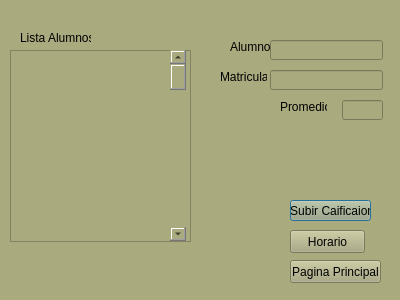
TellaCampos/proyecto-escuela, file alumnos.ui: the form before one commit.
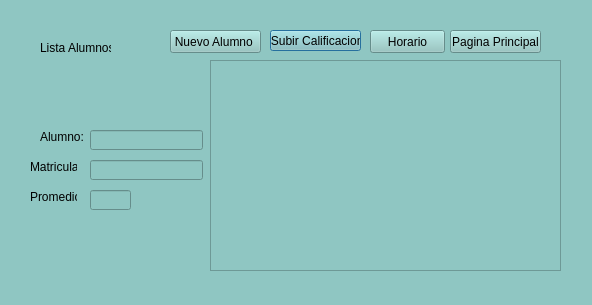
The form after the commit.

What changed in the file:
```diff
--- a/alumnos.ui
+++ b/alumnos.ui
@@ -6,21 +6,21 @@
    <rect>
     <x>0</x>
     <y>0</y>
-    <width>400</width>
-    <height>300</height>
+    <width>592</width>
+    <height>305</height>
    </rect>
   </property>
   <property name="windowTitle">
    <string>Dialog</string>
   </property>
   <property name="styleSheet">
-   <string notr="true">background-color: rgb(170, 170, 127);</string>
+   <string notr="true">background-color: rgb(143, 198, 194);</string>
   </property>
   <widget class="QLabel" name="label">
    <property name="geometry">
     <rect>
-     <x>230</x>
-     <y>40</y>
+     <x>40</x>
+     <y>130</y>
      <width>47</width>
      <height>13</height>
     </rect>
@@ -32,8 +32,8 @@
   <widget class="QLabel" name="label_2">
    <property name="geometry">
     <rect>
-     <x>220</x>
-     <y>70</y>
+     <x>30</x>
+     <y>160</y>
      <width>47</width>
      <height>13</height>
     </rect>
@@ -45,8 +45,8 @@
   <widget class="QLineEdit" name="lineEdit">
    <property name="geometry">
     <rect>
-     <x>270</x>
-     <y>40</y>
+     <x>90</x>
+     <y>130</y>
      <width>113</width>
      <height>20</height>
     </rect>
@@ -55,8 +55,8 @@
   <widget class="QLineEdit" name="lineEdit_2">
    <property name="geometry">
     <rect>
-     <x>270</x>
-     <y>70</y>
+     <x>90</x>
+     <y>160</y>
      <width>113</width>
      <height>20</height>
     </rect>
@@ -65,8 +65,8 @@
   <widget class="QLabel" name="label_3">
    <property name="geometry">
     <rect>
-     <x>280</x>
-     <y>100</y>
+     <x>30</x>
+     <y>190</y>
      <width>47</width>
      <height>13</height>
     </rect>
@@ -78,8 +78,8 @@
   <widget class="QLineEdit" name="lineEdit_3">
    <property name="geometry">
     <rect>
-     <x>342</x>
-     <y>100</y>
+     <x>90</x>
+     <y>190</y>
      <width>41</width>
      <height>20</height>
     </rect>
@@ -88,8 +88,8 @@
   <widget class="QLabel" name="label_4">
    <property name="geometry">
     <rect>
-     <x>20</x>
-     <y>30</y>
+     <x>40</x>
+     <y>40</y>
      <width>71</width>
      <height>16</height>
     </rect>
@@ -98,47 +98,24 @@
     <string>Lista Alumnos</string>
    </property>
   </widget>
-  <widget class="QListWidget" name="listWidget">
-   <property name="geometry">
-    <rect>
-     <x>10</x>
-     <y>50</y>
-     <width>181</width>
-     <height>192</height>
-    </rect>
-   </property>
-  </widget>
-  <widget class="QScrollBar" name="verticalScrollBar">
-   <property name="geometry">
-    <rect>
-     <x>170</x>
-     <y>50</y>
-     <width>16</width>
-     <height>191</height>
-    </rect>
-   </property>
-   <property name="orientation">
-    <enum>Qt::Vertical</enum>
-   </property>
-  </widget>
   <widget class="QPushButton" name="pushButton">
    <property name="geometry">
     <rect>
-     <x>290</x>
-     <y>200</y>
-     <width>81</width>
+     <x>270</x>
+     <y>30</y>
+     <width>91</width>
      <height>21</height>
     </rect>
    </property>
    <property name="text">
-    <string> Subir Caificaion</string>
+    <string> Subir Calificacion</string>
    </property>
   </widget>
   <widget class="QPushButton" name="pushButton_2">
    <property name="geometry">
     <rect>
-     <x>290</x>
-     <y>230</y>
+     <x>370</x>
+     <y>30</y>
      <width>75</width>
      <height>23</height>
     </rect>
@@ -150,8 +127,8 @@
   <widget class="QPushButton" name="pushButton_3">
    <property name="geometry">
     <rect>
-     <x>290</x>
-     <y>260</y>
+     <x>450</x>
+     <y>30</y>
      <width>91</width>
      <height>23</height>
     </rect>
@@ -160,6 +137,42 @@
     <string>Pagina Principal</string>
    </property>
   </widget>
+  <widget class="QPushButton" name="pushButton_4">
+   <property name="geometry">
+    <rect>
+     <x>170</x>
+     <y>30</y>
+     <width>91</width>
+     <height>23</height>
+    </rect>
+   </property>
+   <property name="text">
+    <string>Nuevo Alumno </string>
+   </property>
+  </widget>
+  <widget class="QScrollArea" name="scrollArea">
+   <property name="geometry">
+    <rect>
+     <x>210</x>
+     <y>60</y>
+     <width>351</width>
+     <height>211</height>
+    </rect>
+   </property>
+   <property name="widgetResizable">
+    <bool>true</bool>
+   </property>
+   <widget class="QWidget" name="scrollAreaWidgetContents">
+    <property name="geometry">
+     <rect>
+      <x>0</x>
+      <y>0</y>
+      <width>349</width>
+      <height>209</height>
+     </rect>
+    </property>
+   </widget>
+  </widget>
  </widget>
  <resources/>
  <connections/>
```
